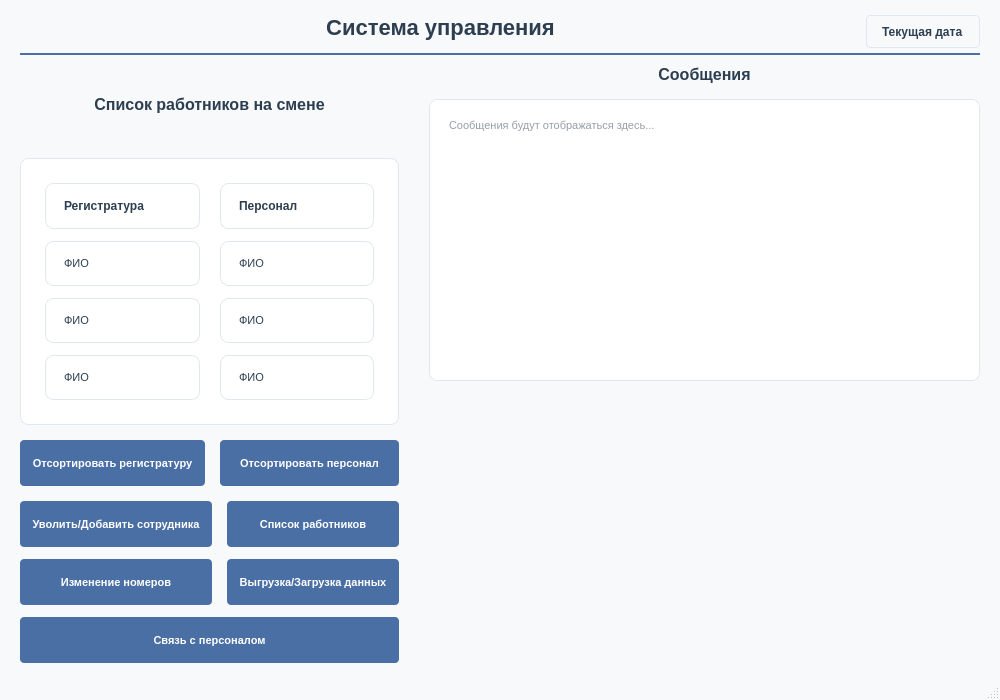
Before: the Qt Designer form UI/Admin/Админ переделанный.ui in Ainyr-Akhmadishin/Hotel_management_system, drawn with Qt 5.
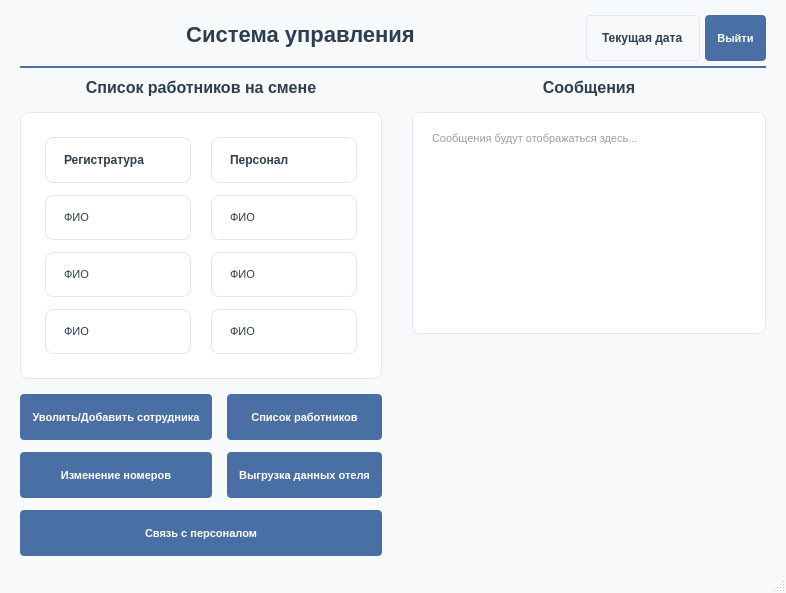
After: the same form once the commit is applied.

The edit to the form file:
```diff
--- a/UI/Admin/Админ переделанный.ui
+++ b/UI/Admin/Админ переделанный.ui
@@ -6,8 +6,8 @@
    <rect>
     <x>0</x>
     <y>0</y>
-    <width>1000</width>
-    <height>700</height>
+    <width>786</width>
+    <height>540</height>
    </rect>
   </property>
   <property name="windowTitle">
@@ -166,6 +166,13 @@
           </property>
          </widget>
         </item>
+        <item>
+         <widget class="QPushButton" name="exit_button">
+          <property name="text">
+           <string>Выйти</string>
+          </property>
+         </widget>
+        </item>
        </layout>
       </item>
       <item>
@@ -314,36 +321,17 @@
            <number>15</number>
           </property>
           <item>
-           <widget class="QPushButton" name="sort_registry_btn">
-            <property name="minimumSize">
-             <size>
-              <width>0</width>
-              <height>35</height>
-             </size>
+           <spacer name="verticalSpacer_2">
+            <property name="orientation">
+             <enum>Qt::Vertical</enum>
             </property>
-            <property name="toolTip">
-             <string>Для сортировки необходим список работников</string>
-            </property>
-            <property name="text">
-             <string>Отсортировать регистратуру</string>
-            </property>
-           </widget>
-          </item>
-          <item>
-           <widget class="QPushButton" name="sort_staff_btn">
-            <property name="minimumSize">
+            <property name="sizeHint" stdset="0">
              <size>
-              <width>0</width>
-              <height>35</height>
+              <width>15</width>
+              <height>1</height>
              </size>
             </property>
-            <property name="toolTip">
-             <string>Для сортировки необходим список работников</string>
-            </property>
-            <property name="text">
-             <string>Отсортировать персонал</string>
-            </property>
-           </widget>
+           </spacer>
           </item>
          </layout>
         </item>
@@ -355,12 +343,28 @@
           <property name="verticalSpacing">
            <number>12</number>
           </property>
+          <item row="1" column="1">
+           <widget class="QPushButton" name="data_export_btn">
+            <property name="minimumSize">
+             <size>
+              <width>0</width>
+              <height>46</height>
+             </size>
+            </property>
+            <property name="toolTip">
+             <string>Требуется доступ к файловой системе</string>
+            </property>
+            <property name="text">
+             <string>Выгрузка данных отеля</string>
+            </property>
+           </widget>
+          </item>
           <item row="0" column="0">
            <widget class="QPushButton" name="manage_employees_btn">
             <property name="minimumSize">
              <size>
               <width>0</width>
-              <height>35</height>
+              <height>46</height>
              </size>
             </property>
             <property name="toolTip">
@@ -371,28 +375,12 @@
             </property>
            </widget>
           </item>
-          <item row="0" column="1">
-           <widget class="QPushButton" name="employees_list_btn">
-            <property name="minimumSize">
-             <size>
-              <width>0</width>
-              <height>35</height>
-             </size>
-            </property>
-            <property name="toolTip">
-             <string>База данных сотрудников должна быть доступна</string>
-            </property>
-            <property name="text">
-             <string>Список работников</string>
-            </property>
-           </widget>
-          </item>
           <item row="1" column="0">
            <widget class="QPushButton" name="change_numbers_btn">
             <property name="minimumSize">
              <size>
               <width>0</width>
-              <height>35</height>
+              <height>46</height>
              </size>
             </property>
             <property name="toolTip">
@@ -403,28 +391,12 @@
             </property>
            </widget>
           </item>
-          <item row="1" column="1">
-           <widget class="QPushButton" name="data_export_btn">
-            <property name="minimumSize">
-             <size>
-              <width>0</width>
-              <height>35</height>
-             </size>
-            </property>
-            <property name="toolTip">
-             <string>Требуется доступ к файловой системе</string>
-            </property>
-            <property name="text">
-             <string>Выгрузка/Загрузка данных</string>
-            </property>
-           </widget>
-          </item>
           <item row="2" column="0" colspan="2">
            <widget class="QPushButton" name="staff_button">
             <property name="minimumSize">
              <size>
               <width>0</width>
-              <height>35</height>
+              <height>46</height>
              </size>
             </property>
             <property name="toolTip">
@@ -435,6 +407,22 @@
             </property>
            </widget>
           </item>
+          <item row="0" column="1">
+           <widget class="QPushButton" name="employees_list_btn">
+            <property name="minimumSize">
+             <size>
+              <width>0</width>
+              <height>46</height>
+             </size>
+            </property>
+            <property name="toolTip">
+             <string>База данных сотрудников должна быть доступна</string>
+            </property>
+            <property name="text">
+             <string>Список работников</string>
+            </property>
+           </widget>
+          </item>
          </layout>
         </item>
        </layout>
@@ -446,6 +434,9 @@
         </property>
         <item>
          <widget class="QLabel" name="label_42">
+          <property name="enabled">
+           <bool>true</bool>
+          </property>
           <property name="styleSheet">
            <string notr="true">font-size: 16px; font-weight: bold; color: #2c3e50;</string>
           </property>
```
Left out of the diff: 33 changed lines with no effect on the pictures.
